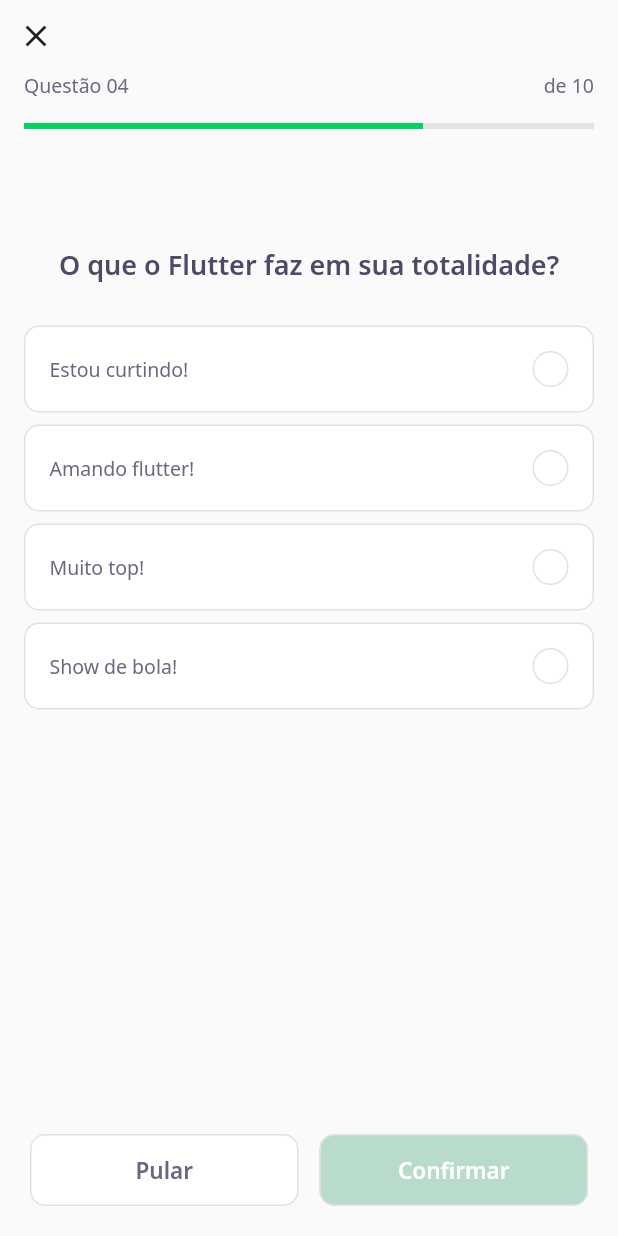
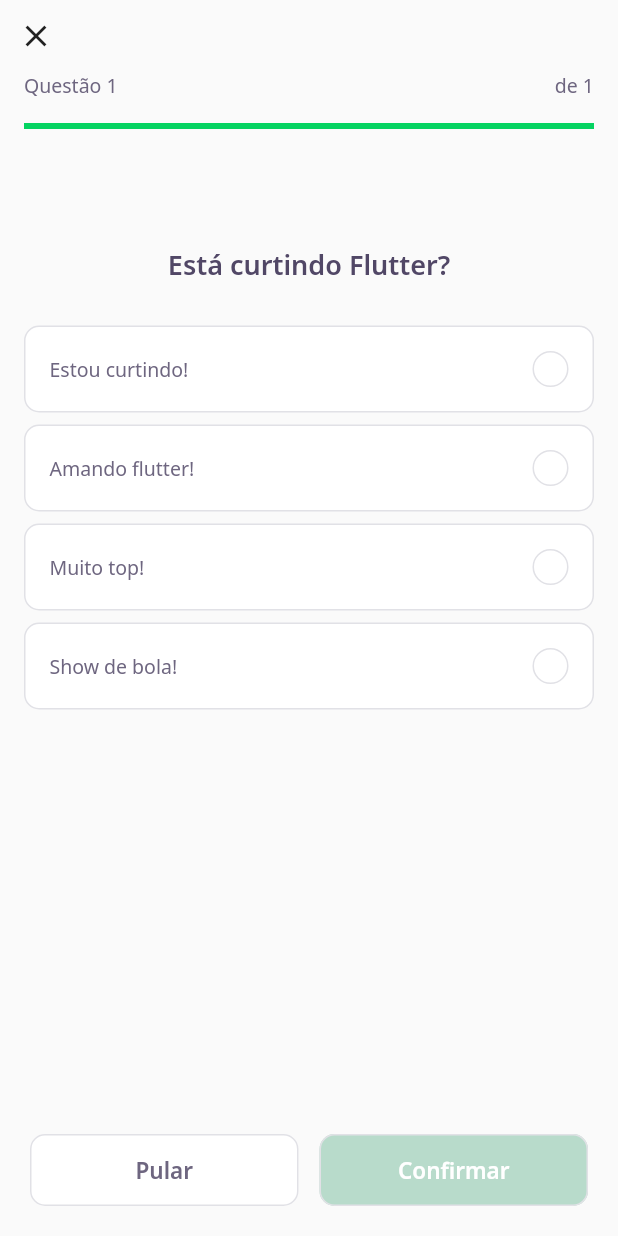
Before and after one commit to Andersonlimahw/flutter-rocketseat-devquiz, a Flutter app: the screen it shows after launch, after a tap on "Construindo interfaces", on a phone screen of 412 x 824 dp. Run offline on Flutter 3.47's test engine with Material 2 defaults, Android fonts, the phone set to English and light mode, and no system bars; our stand-ins replace google_fonts; network calls fail.

Commit message:
Adding : Navigation questions

```diff
--- a/assets/database/quizzes.json
+++ b/assets/database/quizzes.json
@@ -7,6 +7,23 @@
         "questions": [
             {
                 "title": "Está curtindo Flutter?",
+                "answers": [
+                    {
+                        "title": "Estou curtindo!"
+                    },
+                    {
+                        "title": "Amando flutter!"
+                    },
+                    {
+                        "title": "Muito top!"
+                    },
+                    {
+                        "title": "Show de bola!"
+                    }
+                ]
+            },
+            {
+                "title": "Está curtindo Dart?",
                 "answers": [
                     {
                         "title": "Estou curtindo!"
--- /dev/null
+++ b/lib/challange/challange_controller.dart
@@ -0,0 +1,10 @@
+import 'dart:core';
+
+import 'package:flutter/cupertino.dart';
+
+class ChallangeController {
+  final currentPageNotifier = ValueNotifier<int>(1);
+  int get currentPage => currentPageNotifier.value;
+  set currentPage(int value) => currentPageNotifier.value = value;
+
+}
--- a/lib/challange/challange_page.dart
+++ b/lib/challange/challange_page.dart
@@ -1,3 +1,4 @@
+import 'package:DevQuiz/challange/challange_controller.dart';
 import 'package:flutter/material.dart';
 
 import 'package:DevQuiz/challange/widgets/question_indicator/question_indicator_widget.dart';
@@ -19,6 +20,19 @@ class ChallangePage extends StatefulWidget {
 }
 
 class _ChallangePageState extends State<ChallangePage> {
+  final controller = ChallangeController();
+  final pageController = PageController();
+
+  @override
+  void initState() {
+    // controller.currentPageNotifier.addListener(() {
+    //   setState(() {});
+    // });
+    pageController.addListener(() {
+      controller.currentPage = pageController.page!.toInt() + 1;
+    });
+    super.initState();
+  }
 
   @override
   Widget build(BuildContext context) {
@@ -35,16 +49,24 @@ class _ChallangePageState extends State<ChallangePage> {
                     icon: Icon(Icons.close),
                     onPressed: () {
                       Navigator.pop(context);
-                }
+                    }),
+                ValueListenableBuilder<int>(
+                  valueListenable: controller.currentPageNotifier,
+                  builder: (context, value, _) =>
+                  QuestionIndicatorWidget(
+                    currentPage: value,
+                    length: widget.questions.length,
                   ),
-              QuestionIndicatorWidget(),
+                )
               ],
-          )
+            )),
       ),
-      ),
-      body: QuizWidget(
-        title: "O que o Flutter faz em sua totalidade?",
-        question: widget.questions[0],),
+      body: PageView(
+          physics: NeverScrollableScrollPhysics(),
+          controller: pageController,
+          children: widget.questions
+              .map((e) => QuizWidget(title: e.title, question: e))
+              .toList()),
       bottomNavigationBar: SafeArea(
         bottom: true,
         child: Padding(
@@ -53,13 +75,26 @@ class _ChallangePageState extends State<ChallangePage> {
             mainAxisAlignment: MainAxisAlignment.spaceEvenly,
             children: [
               Expanded(
-                  child: NextButtonWidget.white(label: "Pular", onTap: () {})),
+                  child: NextButtonWidget.white(
+                    label: "Pular",
+                    onTap: () {
+                      pageController.nextPage(
+                        duration: Duration(milliseconds: 100),
+                        curve: Curves.easeInToLinear
+                      );
+                    })
+                  ),
               SizedBox(
                 width: 14,
               ),
               Expanded(
                   child:
-                      NextButtonWidget.green(label: "Confirmar", onTap: () {})),
+                      NextButtonWidget.green(
+                        label: "Confirmar",
+                        onTap: () {
+
+                        })
+                      ),
             ],
           ),
         ),
--- a/lib/challange/widgets/question_indicator/question_indicator_widget.dart
+++ b/lib/challange/widgets/question_indicator/question_indicator_widget.dart
@@ -1,9 +1,17 @@
+import 'package:flutter/material.dart';
+
 import 'package:DevQuiz/core/core.dart';
 import 'package:DevQuiz/shared/widgets/progress_indicator/progress_indicator.dart';
-import 'package:flutter/material.dart';
 
 class QuestionIndicatorWidget extends StatelessWidget {
-  const QuestionIndicatorWidget({ Key? key }) : super(key: key);
+  final int currentPage;
+  final int length;
+
+  const QuestionIndicatorWidget({
+    Key? key,
+    required this.currentPage,
+    required this.length,
+  }) : super(key: key);
 
   @override
   Widget build(BuildContext context) {
@@ -14,14 +22,14 @@ class QuestionIndicatorWidget extends StatelessWidget {
           Row(
             mainAxisAlignment: MainAxisAlignment.spaceBetween,
             children: [
-              Text("Questão 04", style: AppTextStyles.body,),
-              Text("de 10", style: AppTextStyles.body,),
+              Text("Questão ${currentPage}", style: AppTextStyles.body,),
+              Text("de ${length}", style: AppTextStyles.body,),
             ],
           ),
           SizedBox(
             height: 16
           ),
-          ProgressIndicatorWidget(value: 0.7)
+          ProgressIndicatorWidget(value: currentPage / length)
         ]
       ),
     );
```
Lines whose indentation alone changed are shown as unchanged.
